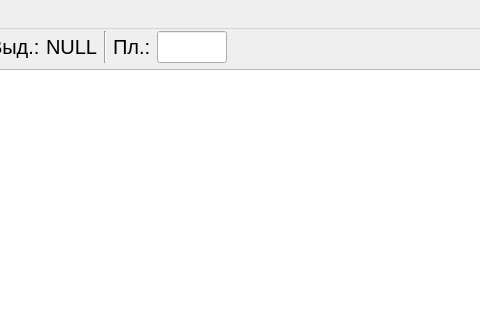
daniluuuuuuuk/daniluuuuuuuk.github.io, file modules/trees_accounting/src/gui/restatement.ui: the form before one commit; both pictures show x 298 to 778 and y 0 to 320 of the 1270 by 720 pixel window.
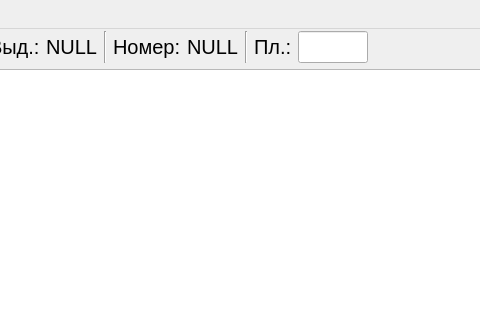
The form after the commit.

Commit message: Добавил номер площади

The edit to the form file:
```diff
--- a/modules/trees_accounting/src/gui/restatement.ui
+++ b/modules/trees_accounting/src/gui/restatement.ui
@@ -107,6 +107,27 @@
         </property>
        </widget>
       </item>
+      <item>
+       <widget class="Line" name="line_3">
+        <property name="orientation">
+         <enum>Qt::Vertical</enum>
+        </property>
+       </widget>
+      </item>
+      <item>
+       <widget class="QLabel" name="label_11">
+        <property name="text">
+         <string>Номер:</string>
+        </property>
+       </widget>
+      </item>
+      <item>
+       <widget class="QLabel" name="label_12">
+        <property name="text">
+         <string>NULL</string>
+        </property>
+       </widget>
+      </item>
       <item>
        <widget class="Line" name="line_5">
         <property name="orientation">
```
The commit also changes 3 other files.
